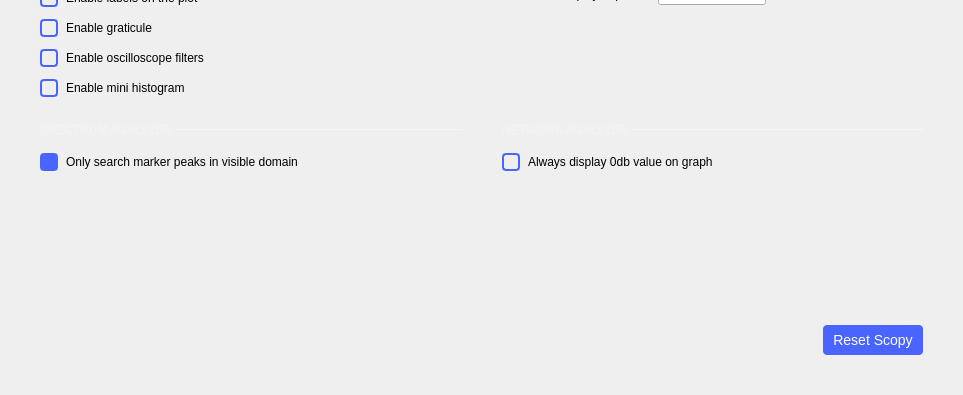
Qt form ui/preferences.ui (analogdevicesinc/scopy) before a commit; both pictures show x 0 to 963 and y 266 to 661 of the 963 by 661 pixel window.
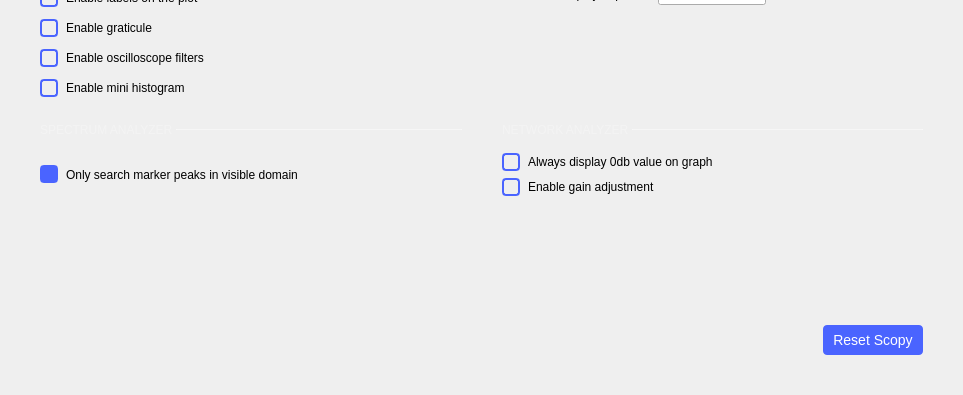
The same form after that commit. Custom widgets are drawn as their Qt base class.

Commit message: src/preferences.*: add checkbox to toggle auto gain adjustment for the Network Analyzer

What changed in the file:
```diff
--- a/ui/preferences.ui
+++ b/ui/preferences.ui
@@ -1177,6 +1177,78 @@
                 </item>
                </layout>
               </item>
+              <item>
+               <spacer name="verticalSpacer_15">
+                <property name="orientation">
+                 <enum>Qt::Vertical</enum>
+                </property>
+                <property name="sizeType">
+                 <enum>QSizePolicy::Fixed</enum>
+                </property>
+                <property name="sizeHint" stdset="0">
+                 <size>
+                  <width>20</width>
+                  <height>5</height>
+                 </size>
+                </property>
+               </spacer>
+              </item>
+              <item>
+               <layout class="QHBoxLayout" name="horizontalLayout_18">
+                <property name="spacing">
+                 <number>0</number>
+                </property>
+                <property name="bottomMargin">
+                 <number>0</number>
+                </property>
+                <item>
+                 <widget class="QCheckBox" name="na_gainCheckBox">
+                  <property name="styleSheet">
+                   <string notr="true">QCheckBox {
+  spacing: 8px;
+  background-color: transparent;
+  font-size: 14px;
+  font-weight: bold;
+
+  color: rgba(255, 255, 255, 153);
+}
+
+QCheckBox::indicator {
+  width: 14px;
+  height: 14px;
+  border: 2px solid rgb(74,100,255);
+  border-radius: 4px;
+}
+QCheckBox::indicator:unchecked { background-color: transparent; }
+QCheckBox::indicator:checked { background-color: rgb(74,100,255); }</string>
+                  </property>
+                  <property name="text">
+                   <string/>
+                  </property>
+                 </widget>
+                </item>
+                <item>
+                 <widget class="QLabel" name="label_20">
+                  <property name="text">
+                   <string>Enable gain adjustment</string>
+                  </property>
+                 </widget>
+                </item>
+                <item>
+                 <spacer name="horizontalSpacer_16">
+                  <property name="orientation">
+                   <enum>Qt::Horizontal</enum>
+                  </property>
+                  <property name="sizeHint" stdset="0">
+                   <size>
+                    <width>40</width>
+                    <height>20</height>
+                   </size>
+                  </property>
+                 </spacer>
+                </item>
+               </layout>
+              </item>
              </layout>
             </widget>
            </item>
```
The commit also changes 3 other files.
